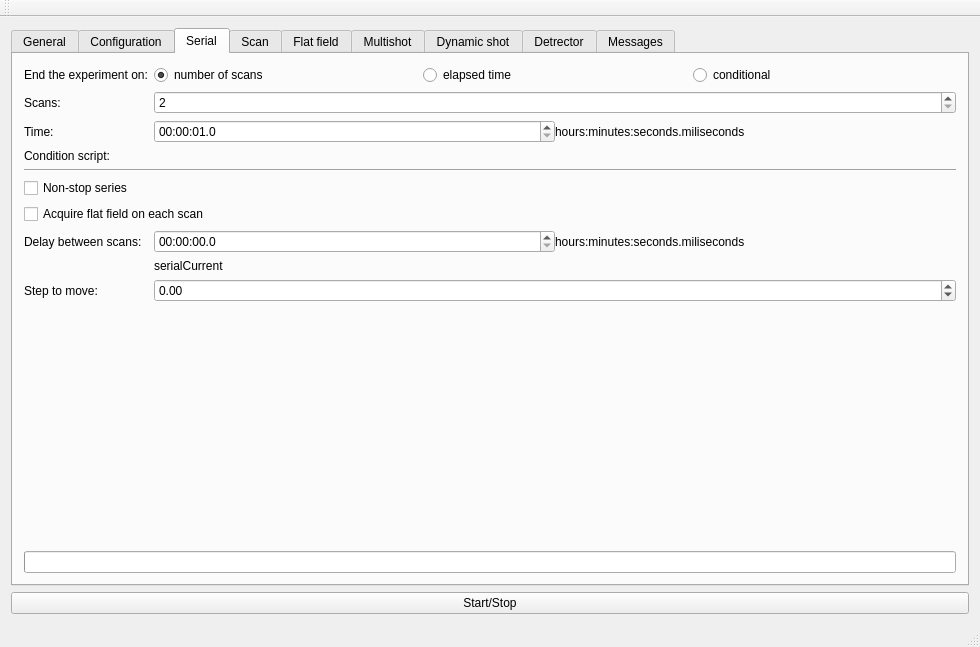
The window that ctgui_mainwindow.ui (AustralianSynchrotron/ctgui) describes before a commit, drawn with Qt 5.
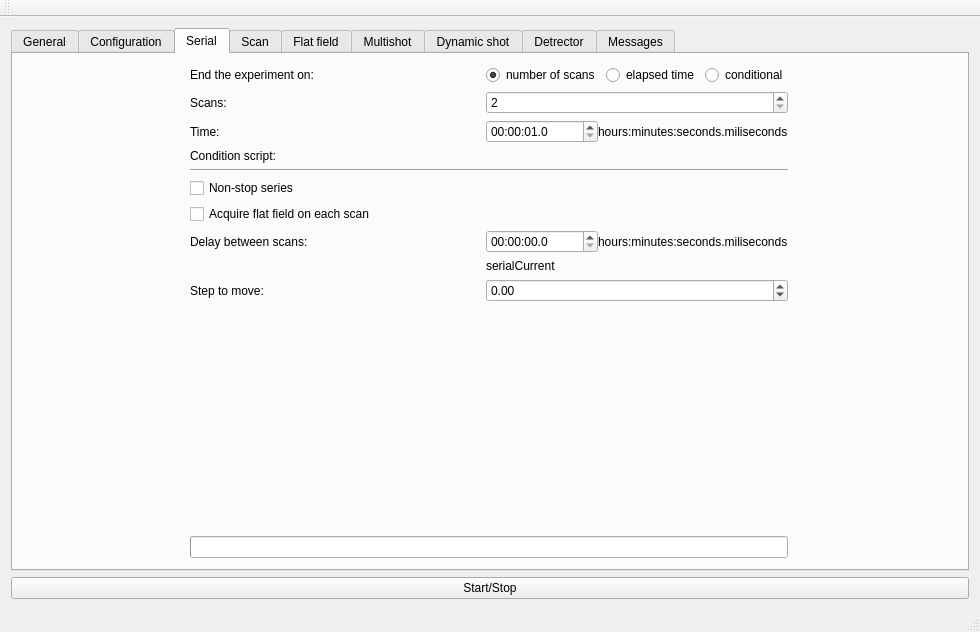
The same window after the commit. The open tabs and pages were chosen to show the change. Icons and pictures are not drawn. Custom widgets are drawn as their Qt base class.

Patch:
```diff
--- a/ctgui_mainwindow.ui
+++ b/ctgui_mainwindow.ui
@@ -7,7 +7,7 @@
     <x>0</x>
     <y>0</y>
     <width>980</width>
-    <height>647</height>
+    <height>632</height>
    </rect>
   </property>
   <property name="windowTitle">
@@ -308,7 +308,13 @@
          </widget>
         </item>
         <item row="7" column="0" colspan="2">
-         <widget class="QCheckBox" name="ffOnEachScan">
+         <widget class="QSCheckBox" name="ffOnEachScan">
+          <property name="sizePolicy">
+           <sizepolicy hsizetype="Fixed" vsizetype="Fixed">
+            <horstretch>0</horstretch>
+            <verstretch>0</verstretch>
+           </sizepolicy>
+          </property>
           <property name="toolTip">
            <string>&lt;html&gt;&lt;head/&gt;&lt;body&gt;&lt;p&gt;&lt;span style=&quot; font-weight:600; font-style:italic;&quot;&gt;OngoingSeries. &lt;/span&gt;Visible if continious mode is selected and &amp;quot;flat field&amp;quot; feature is checked in the &amp;quot;Configuration&amp;quot; tab. Hidden otherwise. &lt;/p&gt;&lt;/body&gt;&lt;/html&gt;</string>
           </property>
@@ -321,6 +327,12 @@
          <layout class="QHBoxLayout" name="horizontalLayout_4">
           <item>
            <widget class="QRadioButton" name="endNumber">
+            <property name="sizePolicy">
+             <sizepolicy hsizetype="Fixed" vsizetype="Fixed">
+              <horstretch>0</horstretch>
+              <verstretch>0</verstretch>
+             </sizepolicy>
+            </property>
             <property name="toolTip">
              <string>&lt;html&gt;&lt;head/&gt;&lt;body&gt;&lt;p&gt;&lt;span style=&quot; font-weight:600; font-style:italic;&quot;&gt;EndCondition&lt;/span&gt;&lt;span style=&quot; font-style:italic;&quot;&gt;=&lt;/span&gt;&lt;span style=&quot; font-style:italic; text-decoration: underline;&quot;&gt;NUMBER&lt;/span&gt;&lt;/p&gt;&lt;/body&gt;&lt;/html&gt;</string>
             </property>
@@ -337,6 +349,12 @@
           </item>
           <item>
            <widget class="QRadioButton" name="endTime">
+            <property name="sizePolicy">
+             <sizepolicy hsizetype="Fixed" vsizetype="Fixed">
+              <horstretch>0</horstretch>
+              <verstretch>0</verstretch>
+             </sizepolicy>
+            </property>
             <property name="toolTip">
              <string>&lt;html&gt;&lt;head/&gt;&lt;body&gt;&lt;p&gt;&lt;span style=&quot; font-weight:600; font-style:italic;&quot;&gt;EndCondition&lt;/span&gt;&lt;span style=&quot; font-style:italic;&quot;&gt;=&lt;/span&gt;&lt;span style=&quot; font-style:italic; text-decoration: underline;&quot;&gt;TIME&lt;/span&gt;&lt;/p&gt;&lt;/body&gt;&lt;/html&gt;</string>
             </property>
@@ -350,6 +368,12 @@
           </item>
           <item>
            <widget class="QRadioButton" name="endCondition">
+            <property name="sizePolicy">
+             <sizepolicy hsizetype="Fixed" vsizetype="Fixed">
+              <horstretch>0</horstretch>
+              <verstretch>0</verstretch>
+             </sizepolicy>
+            </property>
             <property name="toolTip">
              <string>&lt;html&gt;&lt;head/&gt;&lt;body&gt;&lt;p&gt;&lt;span style=&quot; font-weight:600; font-style:italic;&quot;&gt;EndCondition&lt;/span&gt;&lt;span style=&quot; font-style:italic;&quot;&gt;=&lt;/span&gt;&lt;span style=&quot; font-style:italic; text-decoration: underline;&quot;&gt;MANUAL&lt;/span&gt;&lt;/p&gt;&lt;/body&gt;&lt;/html&gt;</string>
             </property>
@@ -407,7 +431,13 @@
          </widget>
         </item>
         <item row="6" column="0" colspan="2">
-         <widget class="QCheckBox" name="ongoingSeries">
+         <widget class="QSCheckBox" name="ongoingSeries">
+          <property name="sizePolicy">
+           <sizepolicy hsizetype="Fixed" vsizetype="Fixed">
+            <horstretch>0</horstretch>
+            <verstretch>0</verstretch>
+           </sizepolicy>
+          </property>
           <property name="toolTip">
            <string>&lt;html&gt;&lt;head/&gt;&lt;body&gt;&lt;p&gt;&lt;span style=&quot; font-weight:600; font-style:italic;&quot;&gt;OngoingSeries. &lt;/span&gt;Visible in continious mode. Hidden otherwise. &lt;/p&gt;&lt;/body&gt;&lt;/html&gt;</string>
           </property>
@@ -1993,6 +2023,11 @@
    <extends>QProgressBar</extends>
    <header>additional_classes.h</header>
   </customwidget>
+  <customwidget>
+   <class>QSCheckBox</class>
+   <extends>QCheckBox</extends>
+   <header>additional_classes.h</header>
+  </customwidget>
  </customwidgets>
  <resources>
   <include location="ctgui.qrc"/>
```
Left out of the diff: 59 changed lines with no effect on the pictures.
